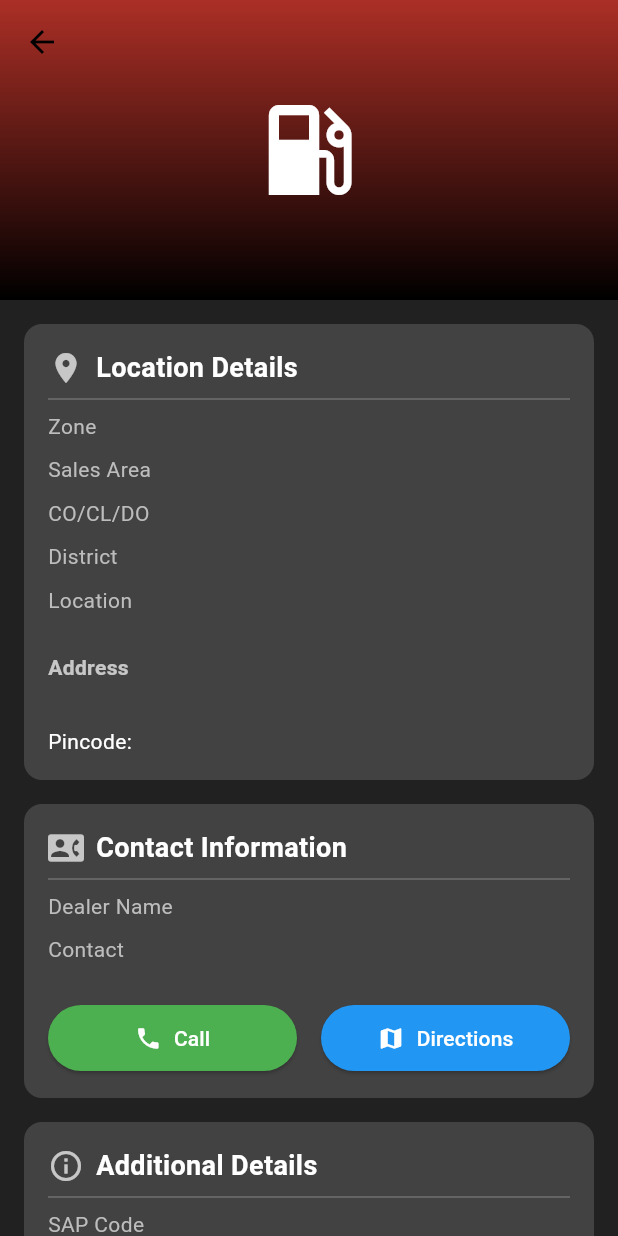
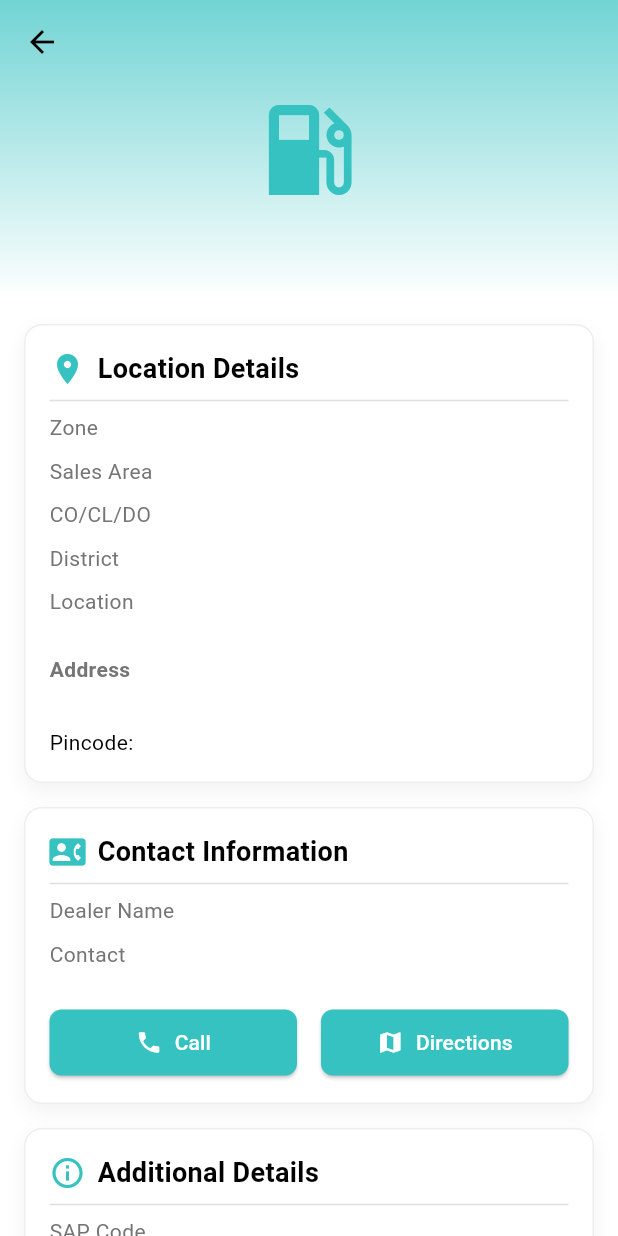
Before and after one commit to Maydiv123/Click, a Flutter app: the PetrolPumpDetailsScreen screen opened directly with empty values, on a phone screen of 412 x 824 dp. Run offline on Flutter 3.47's test engine with Material 3 defaults, Android fonts, the phone set to English and light mode, and no system bars; our stand-ins replace camera, cloud_firestore, file_picker, firebase_analytics, firebase_auth, firebase_core and 9 more; accounts and stored records are empty.

Commit message:
Refactor Import Statements and Improve UI Consistency
- Updated import statements across multiple screens to use relative paths for better maintainability.
- Enhanced the Add Petrol Pump screen by refining UI elements, ensuring consistent styling and layout.
- Improved the Petrol Pump Details screen with updated color schemes and layout adjustments for better readability.
- Made minor formatting adjustments in various screens to enhance code clarity and maintainability.

```diff
--- a/lib/screens/create_new_password_screen.dart
+++ b/lib/screens/create_new_password_screen.dart
@@ -1,5 +1,5 @@
 import 'package:flutter/material.dart';
-import 'package:click/screens/password_changed_screen.dart';
+import 'password_changed_screen.dart';
 
 class CreateNewPasswordScreen extends StatefulWidget {
   const CreateNewPasswordScreen({Key? key}) : super(key: key);
--- a/lib/screens/forgot_password_screen.dart
+++ b/lib/screens/forgot_password_screen.dart
@@ -1,6 +1,6 @@
 import 'package:flutter/material.dart';
-import 'package:click/screens/otp_verification_screen.dart';
-import 'package:click/screens/login_screen.dart'; // Import login screen for navigation
+import 'otp_verification_screen.dart';
+import 'login_screen.dart'; // Import login screen for navigation
 
 class ForgotPasswordScreen extends StatefulWidget {
   const ForgotPasswordScreen({Key? key}) : super(key: key);
--- a/lib/screens/home_screen.dart
+++ b/lib/screens/home_screen.dart
@@ -10,7 +10,7 @@ import 'create_team_screen.dart';
 import 'join_team_screen.dart';
 import 'location_history_screen.dart';
 import '../services/database_service.dart';
-import 'package:click/services/user_service.dart';
+import '../services/user_service.dart';
 import 'package:geolocator/geolocator.dart';
 import 'package:permission_handler/permission_handler.dart';
 import 'package:cloud_firestore/cloud_firestore.dart';
--- a/lib/screens/otp_verification_screen.dart
+++ b/lib/screens/otp_verification_screen.dart
@@ -1,5 +1,5 @@
 import 'package:flutter/material.dart';
-import 'package:click/screens/create_new_password_screen.dart';
+import 'create_new_password_screen.dart';
 
 class OtpVerificationScreen extends StatefulWidget {
   const OtpVerificationScreen({Key? key}) : super(key: key);
--- a/lib/screens/password_changed_screen.dart
+++ b/lib/screens/password_changed_screen.dart
@@ -1,5 +1,5 @@
+import 'login_screen.dart';
 import 'package:flutter/material.dart';
-import 'package:click/screens/login_screen.dart';
 
 class PasswordChangedScreen extends StatelessWidget {
   const PasswordChangedScreen({Key? key}) : super(key: key);
--- a/lib/screens/petrol_pump_details_screen.dart
+++ b/lib/screens/petrol_pump_details_screen.dart
@@ -27,19 +27,19 @@ class PetrolPumpDetailsScreen extends StatelessWidget {
   @override
   Widget build(BuildContext context) {
     return Scaffold(
-      backgroundColor: Colors.grey[900],
+      backgroundColor: Colors.white,
       body: CustomScrollView(
         slivers: [
           // Custom App Bar
           SliverAppBar(
             expandedHeight: 200,
             pinned: true,
-            backgroundColor: Colors.black,
+            backgroundColor: Colors.white,
             flexibleSpace: FlexibleSpaceBar(
               title: Text(
                 location.customerName,
                 style: const TextStyle(
-                  color: Colors.white,
+                  color: Colors.black,
                   fontSize: 20,
                   fontWeight: FontWeight.bold,
                 ),
@@ -50,8 +50,8 @@ class PetrolPumpDetailsScreen extends StatelessWidget {
                     begin: Alignment.topCenter,
                     end: Alignment.bottomCenter,
                     colors: [
-                      Colors.red.withOpacity(0.7),
-                      Colors.black.withOpacity(0.7),
+                      const Color(0xFF35C2C1).withOpacity(0.7),
+                      Colors.white.withOpacity(0.7),
                     ],
                   ),
                 ),
@@ -59,11 +59,12 @@ class PetrolPumpDetailsScreen extends StatelessWidget {
                   child: Icon(
                     Icons.local_gas_station,
                     size: 80,
-                    color: Colors.white,
+                    color: Color(0xFF35C2C1),
                   ),
                 ),
               ),
             ),
+            iconTheme: const IconThemeData(color: Colors.black),
           ),
 
           // Content
@@ -109,9 +110,12 @@ class PetrolPumpDetailsScreen extends StatelessWidget {
                               child: ElevatedButton.icon(
                                 onPressed: _launchPhone,
                                 style: ElevatedButton.styleFrom(
-                                  backgroundColor: Colors.green,
+                                  backgroundColor: const Color(0xFF35C2C1),
                                   foregroundColor: Colors.white,
                                   padding: const EdgeInsets.symmetric(vertical: 12),
+                                  shape: RoundedRectangleBorder(
+                                    borderRadius: BorderRadius.circular(8),
+                                  ),
                                 ),
                                 icon: const Icon(Icons.phone),
                                 label: const Text('Call'),
@@ -122,9 +126,12 @@ class PetrolPumpDetailsScreen extends StatelessWidget {
                               child: ElevatedButton.icon(
                                 onPressed: _launchMaps,
                                 style: ElevatedButton.styleFrom(
-                                  backgroundColor: Colors.blue,
+                                  backgroundColor: const Color(0xFF35C2C1),
                                   foregroundColor: Colors.white,
                                   padding: const EdgeInsets.symmetric(vertical: 12),
+                                  shape: RoundedRectangleBorder(
+                                    borderRadius: BorderRadius.circular(8),
+                                  ),
                                 ),
                                 icon: const Icon(Icons.map),
                                 label: const Text('Directions'),
@@ -167,27 +174,35 @@ class PetrolPumpDetailsScreen extends StatelessWidget {
     return Container(
       padding: const EdgeInsets.all(16),
       decoration: BoxDecoration(
-        color: Colors.grey[800],
+        color: Colors.white,
         borderRadius: BorderRadius.circular(12),
+        boxShadow: [
+          BoxShadow(
+            color: Colors.black.withOpacity(0.05),
+            blurRadius: 10,
+            offset: const Offset(0, 5),
+          ),
+        ],
+        border: Border.all(color: Colors.grey[200]!),
       ),
       child: Column(
         crossAxisAlignment: CrossAxisAlignment.start,
         children: [
           Row(
             children: [
-              Icon(icon, color: Colors.white70),
+              Icon(icon, color: const Color(0xFF35C2C1)),
               const SizedBox(width: 8),
               Text(
                 title,
                 style: const TextStyle(
-                  color: Colors.white,
+                  color: Colors.black,
                   fontSize: 18,
                   fontWeight: FontWeight.bold,
                 ),
               ),
             ],
           ),
-          const Divider(color: Colors.white24),
+          Divider(color: Colors.grey[300]),
           child,
         ],
       ),
@@ -205,7 +220,7 @@ class PetrolPumpDetailsScreen extends StatelessWidget {
             child: Text(
               label,
               style: TextStyle(
-                color: Colors.grey[400],
+                color: Colors.grey[600],
                 fontSize: 14,
               ),
             ),
@@ -214,7 +229,7 @@ class PetrolPumpDetailsScreen extends StatelessWidget {
             child: Text(
               value,
               style: const TextStyle(
-                color: Colors.white,
+                color: Colors.black,
                 fontSize: 14,
               ),
             ),
@@ -228,10 +243,10 @@ class PetrolPumpDetailsScreen extends StatelessWidget {
     return Column(
       crossAxisAlignment: CrossAxisAlignment.start,
       children: [
-        const Text(
+        Text(
           'Address',
           style: TextStyle(
-            color: Colors.white70,
+            color: Colors.grey[600],
             fontSize: 14,
             fontWeight: FontWeight.bold,
           ),
@@ -239,26 +254,26 @@ class PetrolPumpDetailsScreen extends StatelessWidget {
         const SizedBox(height: 8),
         Text(
           location.addressLine1,
-          style: const TextStyle(color: Colors.white),
+          style: const TextStyle(color: Colors.black),
         ),
         if (location.addressLine2.isNotEmpty)
           Text(
             location.addressLine2,
-            style: const TextStyle(color: Colors.white),
+            style: const TextStyle(color: Colors.black),
           ),
         if (location.addressLine3.isNotEmpty)
           Text(
             location.addressLine3,
-            style: const TextStyle(color: Colors.white),
+            style: const TextStyle(color: Colors.black),
           ),
         if (location.addressLine4.isNotEmpty)
           Text(
             location.addressLine4,
-            style: const TextStyle(color: Colors.white),
+            style: const TextStyle(color: Colors.black),
           ),
         Text(
           'Pincode: ${location.pincode}',
-          style: const TextStyle(color: Colors.white),
+          style: const TextStyle(color: Colors.black),
         ),
       ],
     );
--- a/lib/screens/register_screen.dart
+++ b/lib/screens/register_screen.dart
@@ -1,9 +1,9 @@
 import 'package:flutter/material.dart';
 import 'package:font_awesome_flutter/font_awesome_flutter.dart'; // Import Font Awesome package
-import 'package:click/screens/login_screen.dart'; // Import Login screen for navigation
+import 'login_screen.dart'; // Import Login screen for navigation
 import 'package:firebase_auth/firebase_auth.dart';
-import 'package:click/services/user_service.dart';
-import 'package:click/services/auth_service.dart';
+import '../services/user_service.dart';
+import '../services/auth_service.dart';
 
 class RegisterScreen extends StatefulWidget {
   const RegisterScreen({Key? key}) : super(key: key);
--- a/lib/screens/welcome_screen.dart
+++ b/lib/screens/welcome_screen.dart
@@ -1,6 +1,6 @@
 import 'package:flutter/material.dart';
-import 'package:click/screens/login_screen.dart';
-import 'package:click/screens/register_screen.dart';
+import 'login_screen.dart';
+import 'register_screen.dart';
 
 class WelcomeScreen extends StatefulWidget {
   const WelcomeScreen({Key? key}) : super(key: key);
```
Also changed, not shown: lib/screens/login_screen.dart (+4 -4 lines), lib/screens/add_petrol_pump_screen.dart (indentation only), lib/screens/map_screen.dart (indentation only), lib/screens/search_petrol_pumps_screen.dart (indentation only).
